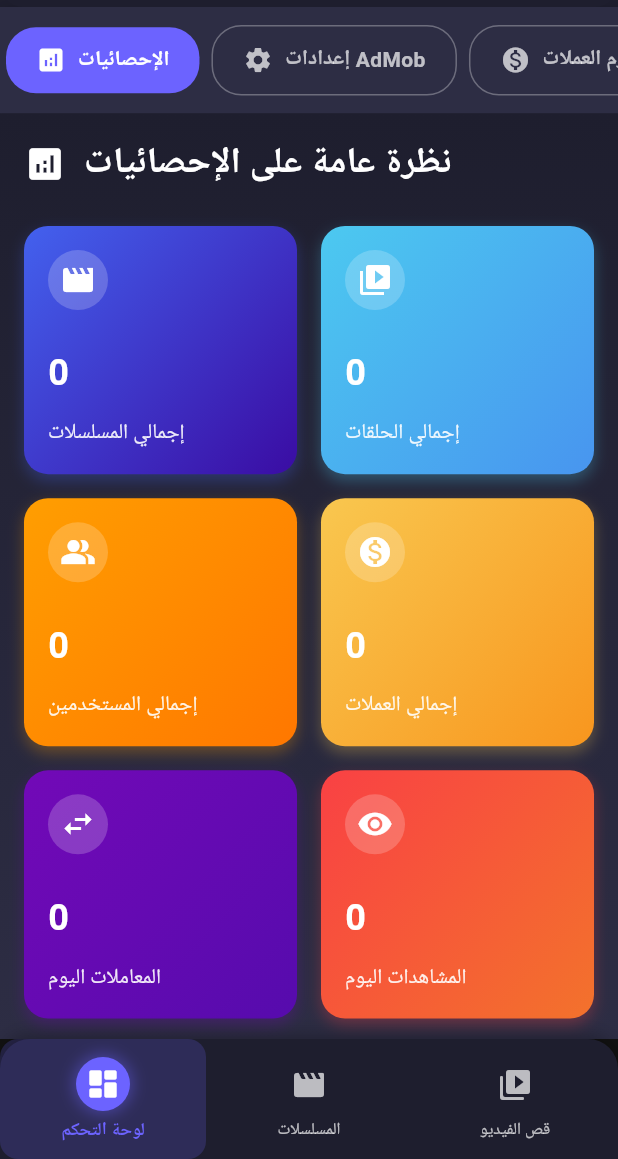
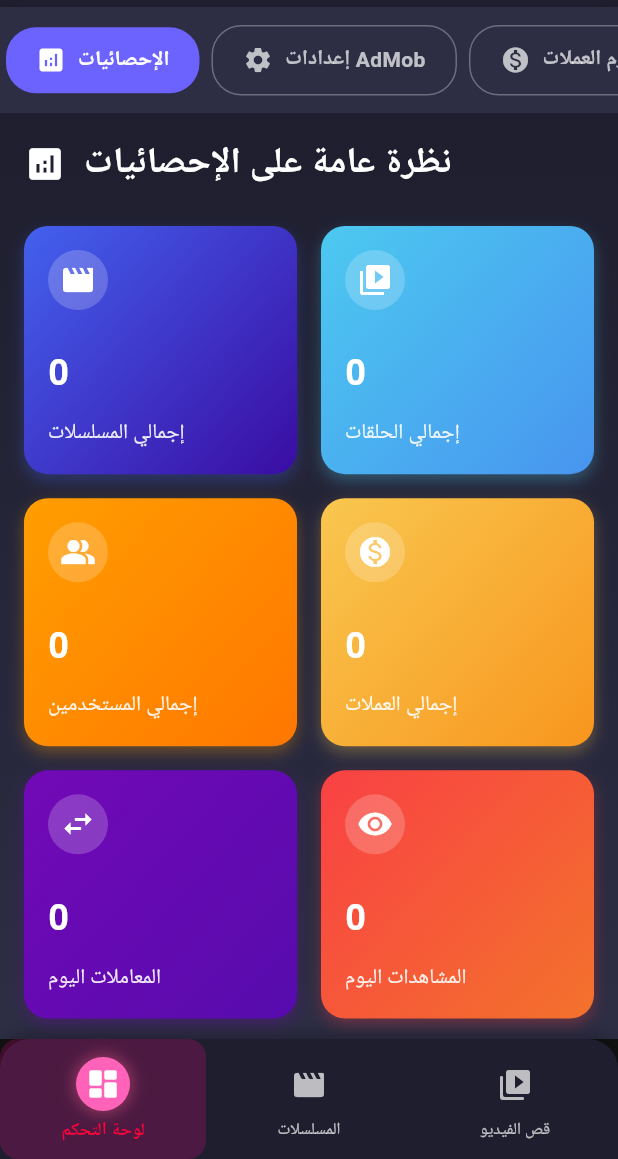
Before and after one commit to dramixshorte/video_cutter_app, a Flutter app: the screen it shows after launch, on a phone screen of 412 x 824 dp, the part 77-1236 px from its top. Run offline on Flutter 3.47's test engine with Material 3 defaults, Android fonts, the phone set to English and light mode, and no system bars; our stand-ins replace chewie, file_picker, permission_handler, video_player, wakelock_plus; missing offline and left inert: ffmpeg_kit_min_gpl, flutter_background, workmanager; network calls fail; statements that could not run were skipped; project files that could hold a hidden picture were left out.

Commit message:
Repaired and updated

```diff
--- a/lib/dashboard_screen.dart
+++ b/lib/dashboard_screen.dart
@@ -68,7 +68,7 @@ class _DashboardScreenState extends State<DashboardScreen> {
           mainAxisAlignment: MainAxisAlignment.center,
           children: [
             CircularProgressIndicator(
-              valueColor: AlwaysStoppedAnimation<Color>(Color(0xFF6C63FF)),
+              valueColor: AlwaysStoppedAnimation<Color>(Color.fromARGB(255, 233, 4, 119)),
             ),
             SizedBox(height: 16),
             Text(
--- a/lib/screens/MainScreen.dart
+++ b/lib/screens/MainScreen.dart
@@ -23,7 +23,7 @@ class _MainScreenState extends State<MainScreen> {
   Widget build(BuildContext context) {
     return Scaffold(
       body: IndexedStack(index: _currentIndex, children: _screens),
-      bottomNavigationBar: _buildCustomNavigationBar(),
+      bottomNavigationBar: SafeArea(child: _buildCustomNavigationBar()),
     );
   }
 
@@ -84,7 +84,9 @@ class _MainScreenState extends State<MainScreen> {
             padding: EdgeInsets.symmetric(vertical: 8),
             decoration: BoxDecoration(
               borderRadius: BorderRadius.circular(12),
-              color: isSelected ? Color(0xFF6C63FF).withOpacity(0.2) : Colors.transparent,
+              color: isSelected
+                  ? Color.fromARGB(255, 253, 4, 141).withOpacity(0.2)
+                  : Colors.transparent,
             ),
             child: Column(
               mainAxisAlignment: MainAxisAlignment.center,
@@ -93,12 +95,12 @@ class _MainScreenState extends State<MainScreen> {
                   duration: Duration(milliseconds: 300),
                   padding: EdgeInsets.all(6),
                   decoration: BoxDecoration(
-                    color: isSelected ? Color(0xFF6C63FF) : Colors.transparent,
+                    color: isSelected ? Color.fromARGB(255, 255, 99, 185) : Colors.transparent,
                     shape: BoxShape.circle,
                     boxShadow: isSelected
                         ? [
                             BoxShadow(
-                              color: Color(0xFF6C63FF).withOpacity(0.4),
+                              color: Color.fromARGB(255, 255, 99, 138).withOpacity(0.4),
                               blurRadius: 8,
                               spreadRadius: 2,
                             ),
@@ -115,9 +117,11 @@ class _MainScreenState extends State<MainScreen> {
                 AnimatedDefaultTextStyle(
                   duration: Duration(milliseconds: 300),
                   style: TextStyle(
-                    color: isSelected ? Color(0xFF6C63FF) : Colors.white70,
+                    color: isSelected ? Color.fromARGB(255, 255, 2, 57) : Colors.white70,
                     fontSize: isSelected ? 12 : 11,
-                    fontWeight: isSelected ? FontWeight.bold : FontWeight.normal,
+                    fontWeight: isSelected
+                        ? FontWeight.bold
+                        : FontWeight.normal,
                   ),
                   child: Text(
                     label,
--- a/lib/screens/VideoCutterApp.dart
+++ b/lib/screens/VideoCutterApp.dart
@@ -11,7 +11,7 @@ class VideoCutterApp extends StatelessWidget {
       debugShowCheckedModeBanner: false,
       theme: ThemeData(
         colorScheme: ColorScheme.dark(
-          primary: Colors.deepPurpleAccent,
+          primary: const Color.fromARGB(255, 247, 2, 96),
           secondary: Colors.tealAccent,
           surface: const Color(0xFF121212),
         ),
@@ -25,7 +25,7 @@ class VideoCutterApp extends StatelessWidget {
         ),
         elevatedButtonTheme: ElevatedButtonThemeData(
           style: ElevatedButton.styleFrom(
-            backgroundColor: Colors.deepPurpleAccent,
+            backgroundColor: const Color.fromARGB(255, 255, 77, 116),
             foregroundColor: Colors.white,
             shape: RoundedRectangleBorder(
               borderRadius: BorderRadius.circular(16),
@@ -50,7 +50,7 @@ class VideoCutterApp extends StatelessWidget {
           ),
         ),
         appBarTheme: const AppBarTheme(
-          backgroundColor: Colors.deepPurpleAccent,
+          backgroundColor: Color.fromARGB(255, 255, 77, 116),
           elevation: 4,
           centerTitle: true,
           shape: RoundedRectangleBorder(
@@ -58,7 +58,7 @@ class VideoCutterApp extends StatelessWidget {
           ),
         ),
         floatingActionButtonTheme: FloatingActionButtonThemeData(
-          backgroundColor: Colors.deepPurpleAccent,
+          backgroundColor: const Color.fromARGB(255, 226, 5, 5),
           shape: RoundedRectangleBorder(
             borderRadius: BorderRadius.circular(16),
           ),
--- a/lib/screens/VideoCutterScreen.dart
+++ b/lib/screens/VideoCutterScreen.dart
@@ -581,7 +581,7 @@ class _VideoCutterScreenState extends State<VideoCutterScreen> {
                     icon: const Icon(Icons.image),
                     label: const Text('اختر صورة للمسلسل'),
                     style: ElevatedButton.styleFrom(
-                      backgroundColor: Colors.deepPurpleAccent,
+                      backgroundColor: const Color.fromARGB(255, 255, 77, 92),
                       shape: RoundedRectangleBorder(
                         borderRadius: BorderRadius.circular(12),
                       ),
@@ -661,7 +661,7 @@ class _VideoCutterScreenState extends State<VideoCutterScreen> {
                       const Icon(
                         Icons.video_library,
                         size: 48,
-                        color: Colors.deepPurpleAccent,
+                        color: Color.fromARGB(255, 245, 2, 2),
                       ),
                       const SizedBox(height: 16),
                       Text(
@@ -770,7 +770,7 @@ class _VideoCutterScreenState extends State<VideoCutterScreen> {
                 LinearProgressIndicator(
                   value: _progress,
                   backgroundColor: Colors.grey[800],
-                  color: Colors.deepPurpleAccent,
+                  color: const Color.fromARGB(255, 255, 77, 107),
                   minHeight: 8,
                 ),
                 const SizedBox(height: 8),
--- a/pubspec.yaml
+++ b/pubspec.yaml
@@ -65,3 +65,5 @@ flutter_icons:
   android: true
   ios: true
   image_path: "assets/icons/app_icon.png"
+  adaptive_icon_background: "#ffffff"
+  adaptive_icon_foreground: "assets/icons/app_icon.png"
```
Also changed, not shown: lib/screens/SeriesDetailsScreen.dart (+71 -23 lines), assets/icons/app_icon.png, 26 other files.
